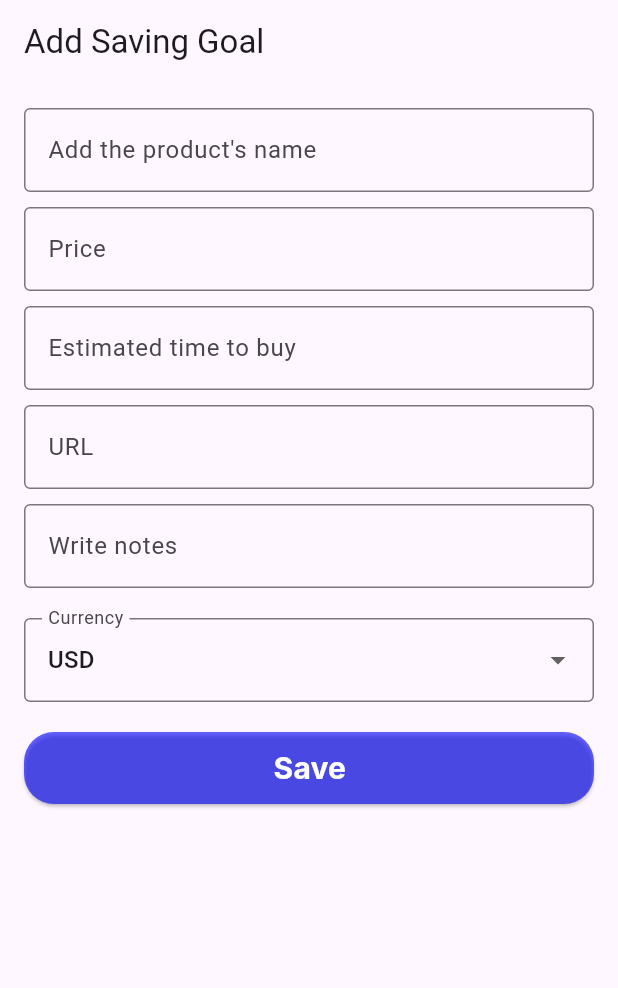
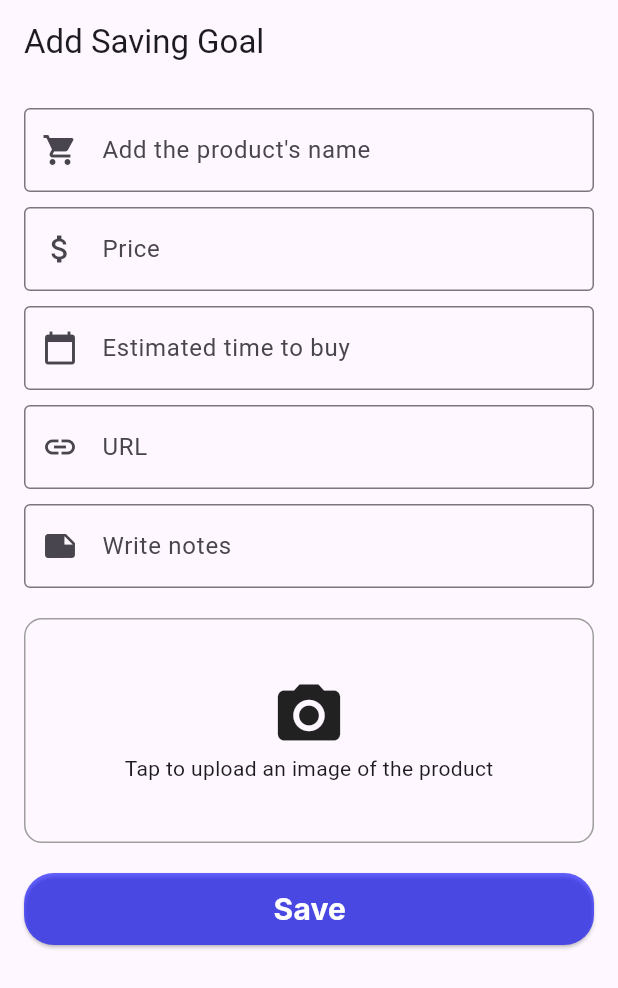
Before and after one commit to RMIT-Budgetly/budgetly, a Flutter app: the AddSavingGoalScreen screen opened directly, on a phone screen of 412 x 824 dp. Shown: the top 988 px of the screen. Run offline on Flutter 3.47's test engine with Material 3 defaults, Android fonts, the phone set to English and light mode, and no system bars; our stand-ins replace image_picker; Roboto replaces fonts that are missing (Inter).

Commit message:
BGL-30 Skeleton Done

```diff
--- a/lib/pages/add_goal/add_goal.dart
+++ b/lib/pages/add_goal/add_goal.dart
@@ -17,7 +17,6 @@ class _AddSavingGoalScreenState extends State<AddSavingGoalScreen> {
   TextEditingController urlController = TextEditingController();
   TextEditingController notesController = TextEditingController();
   DateTime selectedDate = DateTime.now();
-  String selectedCurrency = 'USD';
 
   XFile? _image;
 
@@ -38,27 +37,34 @@ class _AddSavingGoalScreenState extends State<AddSavingGoalScreen> {
         title: Text('Add Saving Goal'),
         // Include top navigation bar
       ),
-      body: Padding(
+      body: SingleChildScrollView(
         padding: const EdgeInsets.all(16.0),
         child: Column(
+          crossAxisAlignment: CrossAxisAlignment.stretch,
           children: [
+            // Product name field
             TextField(
               controller: productNameController,
               decoration: InputDecoration(
                 labelText: 'Add the product\'s name',
+                prefixIcon: Icon(Icons.shopping_cart),
                 border: OutlineInputBorder(),
                 // Add the rest styling
               ),
             ),
             SizedBox(height: 10),
+            // Price field
             TextField(
               controller: priceController,
               decoration: InputDecoration(
                 labelText: 'Price',
+                prefixIcon: Icon(Icons.attach_money),
                 border: OutlineInputBorder(),
                 // Add the rest styling
               ),
             ),
+            // Time selection field
+            // Time selection field
             SizedBox(height: 10),
             GestureDetector(
               onTap: () async {
@@ -71,7 +77,8 @@ class _AddSavingGoalScreenState extends State<AddSavingGoalScreen> {
                 if (picked != null && picked != selectedDate)
                   setState(() {
                     selectedDate = picked;
-                    timeToBuyController.text = "${selectedDate.toLocal()}".split(' ')[0];
+                    timeToBuyController.text =
+                        "${selectedDate.toLocal()}".split(' ')[0];
                   });
               },
               child: AbsorbPointer(
@@ -79,6 +86,8 @@ class _AddSavingGoalScreenState extends State<AddSavingGoalScreen> {
                   controller: timeToBuyController,
                   decoration: InputDecoration(
                     labelText: 'Estimated time to buy',
+                    prefixIcon: Icon(
+                        Icons.calendar_today), // Add the calendar icon here
                     border: OutlineInputBorder(),
                     // Add the rest of your styling here
                   ),
@@ -90,6 +99,7 @@ class _AddSavingGoalScreenState extends State<AddSavingGoalScreen> {
               controller: urlController,
               decoration: InputDecoration(
                 labelText: 'URL',
+                prefixIcon: Icon(Icons.link),
                 border: OutlineInputBorder(),
                 // Add the rest of your styling here
               ),
@@ -99,29 +109,32 @@ class _AddSavingGoalScreenState extends State<AddSavingGoalScreen> {
               controller: notesController,
               decoration: InputDecoration(
                 labelText: 'Write notes',
+                prefixIcon: Icon(Icons.note),
                 border: OutlineInputBorder(),
                 // Add the rest of your styling here
               ),
             ),
             SizedBox(height: 20),
-            DropdownButtonFormField<String>(
-              value: selectedCurrency,
-              onChanged: (String? newValue) {
-                setState(() {
-                  selectedCurrency = newValue!;
-                });
-              },
-              items: <String>['USD', 'GBP', 'EUR', 'INR']
-                  .map<DropdownMenuItem<String>>((String value) {
-                return DropdownMenuItem<String>(
-                  value: value,
-                  child: Text(value),
-                );
-              }).toList(),
-              decoration: InputDecoration(
-                labelText: 'Currency',
-                border: OutlineInputBorder(),
-                // Add the rest of your styling here
+            // Image upload section
+            GestureDetector(
+              onTap: _pickImage,
+              child: Container(
+                width: double.infinity,
+                height: 150, // Set a fixed height for image container
+                decoration: BoxDecoration(
+                  border: Border.all(color: Colors.grey),
+                  borderRadius: BorderRadius.circular(12),
+                ),
+                child: _image != null
+                    ? Image.file(File(_image!.path))
+                    : Column(
+                        mainAxisAlignment: MainAxisAlignment.center,
+                        children: [
+                          Icon(Icons.camera_alt,
+                              size: 50), // Icon for image upload
+                          Text('Tap to upload an image of the product'),
+                        ],
+                      ),
               ),
             ),
             SizedBox(height: 20),
@@ -147,9 +160,7 @@ class _AddSavingGoalScreenState extends State<AddSavingGoalScreen> {
                     padding: EdgeInsets.fromLTRB(17, 0, 16, 0),
                     fixedSize: Size(double.infinity, 48),
                     shape: RoundedRectangleBorder(
-                  borderRadius: BorderRadius.circular(20)
-                )
-              ),
+                        borderRadius: BorderRadius.circular(20))),
               ),
             ),
           ],
```
Lines whose indentation alone changed are shown as unchanged.
